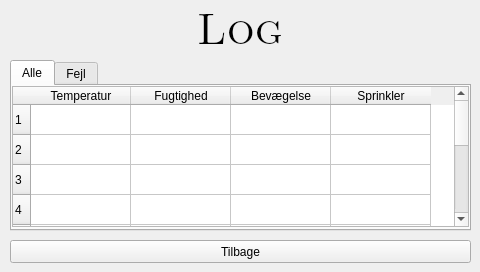
Qt form winLog.ui (Crevil/PRJ3-Qt) before a commit.
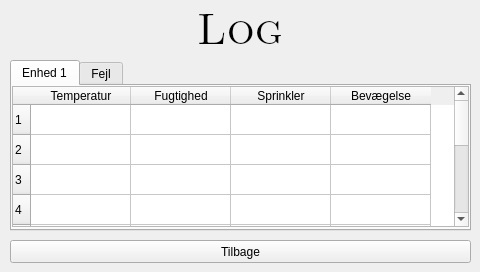
The same form after that commit.

```diff
--- a/winLog.ui
+++ b/winLog.ui
@@ -71,7 +71,7 @@
    </property>
    <widget class="QWidget" name="tabAll">
     <attribute name="title">
-     <string>Alle</string>
+     <string>Enhed 1</string>
     </attribute>
     <widget class="QTableWidget" name="tAll">
      <property name="geometry">
@@ -105,16 +105,16 @@
        <string>Fugtighed</string>
       </property>
      </column>
-     <column>
-      <property name="text">
-       <string>Bevægelse</string>
-      </property>
-     </column>
      <column>
       <property name="text">
        <string>Sprinkler</string>
       </property>
      </column>
+     <column>
+      <property name="text">
+       <string>Bevægelse</string>
+      </property>
+     </column>
     </widget>
    </widget>
    <widget class="QWidget" name="tabErr">
```
